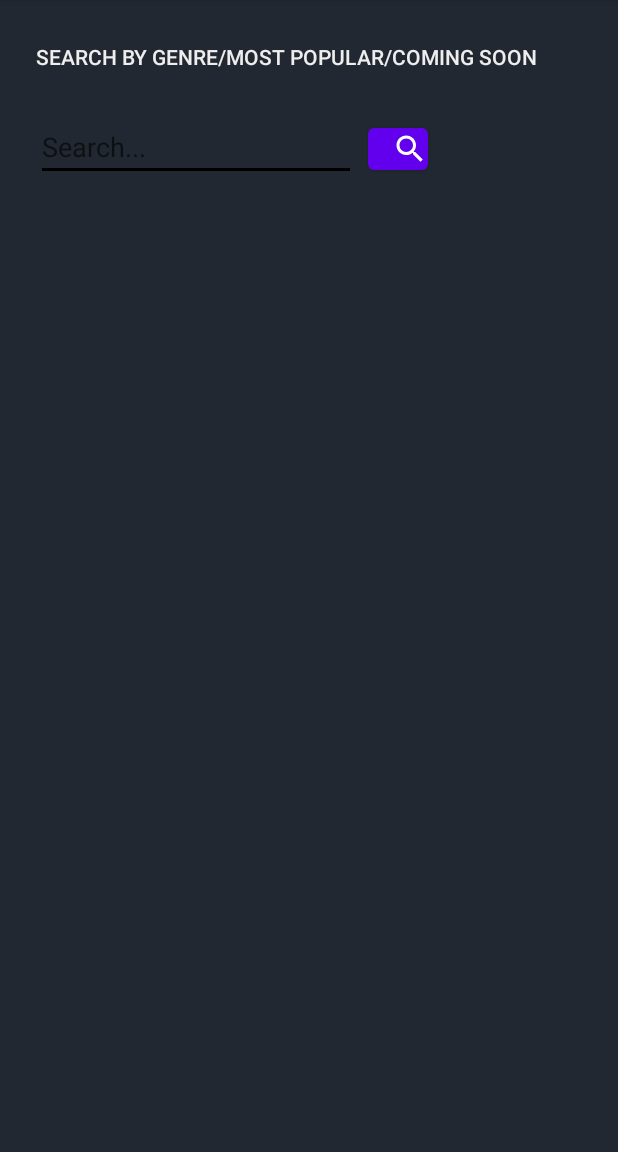
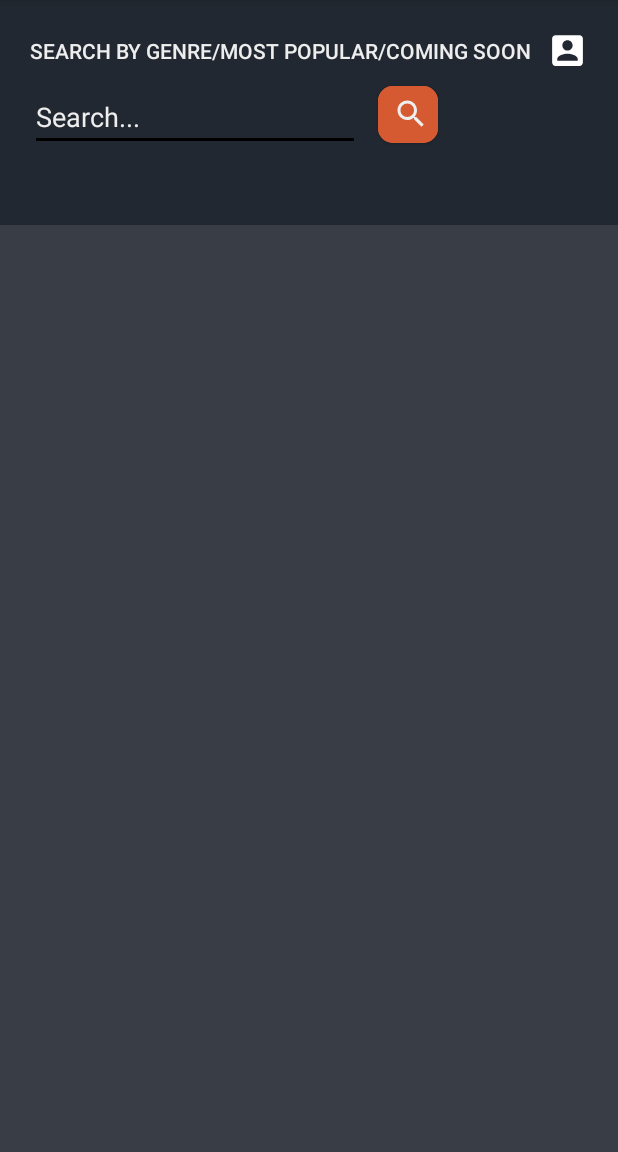
Before and after one commit to DenverNoveda/MOBDEVE-MC02, an Android app: the ResultsActivity screen opened directly, with no data from a screen before it, on a phone screen of 412 x 824 dp, the part 84-1236 px from its top. Run offline under Robolectric (Android 15) with nearby library versions, the phone set to English and light mode, and no system bars.

Commit message:
Added UI to resultsActivity

```diff
--- a/app/build.gradle
+++ b/app/build.gradle
@@ -34,6 +34,7 @@ dependencies {
     implementation 'com.google.android.material:material:1.3.0'
     implementation 'androidx.constraintlayout:constraintlayout:2.0.4'
     implementation 'com.google.android.material:material:1.2.0-alpha04'
+    implementation 'androidx.gridlayout:gridlayout:1.0.0'
     testImplementation 'junit:junit:4.+'
     androidTestImplementation 'androidx.test.ext:junit:1.1.2'
     androidTestImplementation 'androidx.test.espresso:espresso-core:3.3.0'
--- a/app/src/main/java/com/mobdeve/s13_demesa_noveda/mobdeve_mc02/Review.java
+++ b/app/src/main/java/com/mobdeve/s13_demesa_noveda/mobdeve_mc02/Review.java
@@ -7,4 +7,5 @@ public class Review {
     private String reviewContent;
     private Date reviewPublished;
     private User reviewAuthor;
+    private int reviewLikes;
 }
--- a/app/src/main/res/layout/activity_movie_info.xml
+++ b/app/src/main/res/layout/activity_movie_info.xml
@@ -15,14 +15,15 @@
         <LinearLayout
             android:layout_width="match_parent"
             android:layout_height="wrap_content"
-            android:orientation="vertical">
+            android:orientation="vertical"
+            android:paddingBottom="20dp">
 
             <ImageView
                 android:id="@+id/iv_movieInfoMain"
                 android:layout_width="200dp"
                 android:layout_height="300dp"
+                android:layout_gravity="center_horizontal"
                 android:layout_marginTop="30dp"
-                android:layout_gravity="center_horizontal"
                 app:srcCompat="@android:drawable/ic_menu_gallery" />
 
             <TextView
@@ -40,19 +41,19 @@
                 android:id="@+id/tv_movieInfoCast"
                 android:layout_width="370dp"
                 android:layout_height="wrap_content"
+                android:layout_marginStart="20dp"
                 android:layout_marginTop="20dp"
                 android:fontFamily="sans-serif-condensed-light"
                 android:text="Person1 | Person 2 | Person3 | Person 4 | Person 5"
                 android:textColor="#eeeeee"
-                android:textSize="15sp"
-                android:layout_marginStart="20dp"/>
+                android:textSize="15sp" />
 
             <TextView
                 android:id="@+id/tv_movieInfoSummary"
                 android:layout_width="wrap_content"
                 android:layout_height="wrap_content"
+                android:layout_marginStart="20dp"
                 android:layout_marginTop="20dp"
-                android:layout_marginStart="20dp"
                 android:fontFamily="sans-serif-condensed-medium"
                 android:text="SUMMARY"
                 android:textColor="#eeeeee"
@@ -96,10 +97,11 @@
                 android:id="@+id/movieInfo_RecommendRv"
                 android:layout_width="370dp"
                 android:layout_height="200dp"
-                android:scrollbars="horizontal"
                 android:layout_gravity="center_horizontal"
                 android:layout_marginTop="10dp"
-                android:layout_marginBottom="20dp" />
+                android:layout_marginBottom="20dp"
+                android:scrollbars="horizontal" />
+
             <TextView
                 android:id="@+id/textView10"
                 android:layout_width="wrap_content"
@@ -115,10 +117,10 @@
                 android:id="@+id/movieInfo_ReviewRv"
                 android:layout_width="370dp"
                 android:layout_height="200dp"
-                android:scrollbars="horizontal"
                 android:layout_gravity="center_horizontal"
                 android:layout_marginTop="10dp"
-                android:layout_marginBottom="20dp" />
+                android:layout_marginBottom="20dp"
+                android:scrollbars="horizontal" />
 
             <Button
                 android:id="@+id/btn_movieInfoReview"
--- a/app/src/main/res/layout/activity_results.xml
+++ b/app/src/main/res/layout/activity_results.xml
@@ -4,15 +4,33 @@
     xmlns:tools="http://schemas.android.com/tools"
     android:layout_width="match_parent"
     android:layout_height="match_parent"
+    android:background="#393e46"
+    tools:context=".ResultsActivity">
+
+    <androidx.constraintlayout.widget.ConstraintLayout
+        android:id="@+id/results_searhBarConstraintLayout"
+        android:layout_width="match_parent"
+        android:layout_height="150dp"
         android:background="#222831"
-    tools:context=".ResultsActivity">
+        app:layout_constraintStart_toStartOf="parent"
+        app:layout_constraintTop_toTopOf="parent">
+
+        <ImageView
+            android:id="@+id/iv_resultsGoToProfile"
+            android:layout_width="27dp"
+            android:layout_height="27dp"
+            android:layout_marginTop="20dp"
+            android:layout_marginEnd="20dp"
+            app:layout_constraintEnd_toEndOf="parent"
+            app:layout_constraintTop_toTopOf="parent"
+            app:srcCompat="@drawable/accountbox_icon" />
 
         <TextView
             android:id="@+id/tv_resultsSearch"
             android:layout_width="wrap_content"
             android:layout_height="wrap_content"
-        android:layout_marginStart="24dp"
-        android:layout_marginTop="28dp"
+            android:layout_marginStart="20dp"
+            android:layout_marginTop="24dp"
             android:fontFamily="sans-serif-medium"
             android:text="SEARCH BY GENRE/MOST POPULAR/COMING SOON"
             android:textColor="#eeeeee"
@@ -21,33 +39,44 @@
 
         <EditText
             android:id="@+id/et_resultsSearchParam"
-        android:layout_width="wrap_content"
+            android:layout_width="220dp"
             android:layout_height="wrap_content"
-        android:layout_marginStart="24dp"
-        android:layout_marginTop="28dp"
-        android:backgroundTint="#EEEEEE"
+            android:layout_marginStart="20dp"
+            android:layout_marginTop="12dp"
             android:backgroundTintMode="multiply"
             android:ems="10"
             android:hint="Search..."
             android:inputType="textPersonName"
+            android:textColor="#eeeeee"
+            android:textColorHint="#eeeeee"
             app:layout_constraintStart_toStartOf="parent"
             app:layout_constraintTop_toBottomOf="@+id/tv_resultsSearch" />
 
         <Button
             android:id="@+id/btn_resultsSearch"
             android:layout_width="40sp"
-        android:layout_height="40sp"
-        android:layout_marginStart="8dp"
-        android:layout_marginTop="4dp"
+            android:layout_height="50sp"
+            android:layout_marginStart="12dp"
+            android:layout_marginTop="8dp"
+            android:backgroundTint="#d65a31"
+            android:paddingLeft="10dp"
+            android:paddingRight="16dp"
+            android:textSize="12sp"
+            app:cornerRadius="10dp"
             app:icon="@drawable/search_icon"
+            app:iconTint="#eeeeee"
             app:layout_constraintStart_toEndOf="@+id/et_resultsSearchParam"
-        app:layout_constraintTop_toTopOf="@+id/et_resultsSearchParam" />
+            app:layout_constraintTop_toBottomOf="@+id/tv_resultsSearch"
+            app:strokeColor="#FFFFFF" />
+
+    </androidx.constraintlayout.widget.ConstraintLayout>
 
     <androidx.recyclerview.widget.RecyclerView
-        android:layout_width="370dp"
-        android:layout_height="550dp"
-        android:layout_marginStart="20dp"
-        android:layout_marginTop="60dp"
+        android:id="@+id/results_SearchResultRv"
+        android:layout_width="match_parent"
+        android:layout_height="match_parent"
+        android:layout_marginTop="152dp"
         app:layout_constraintStart_toStartOf="parent"
-        app:layout_constraintTop_toBottomOf="@+id/et_resultsSearchParam" />
+        app:layout_constraintTop_toTopOf="parent" />
+
 </androidx.constraintlayout.widget.ConstraintLayout>
--- a/app/src/main/res/layout/movie_list_item.xml
+++ b/app/src/main/res/layout/movie_list_item.xml
@@ -6,7 +6,7 @@
     android:layout_width="120dp"
     android:layout_height="160dp"
     android:alwaysDrawnWithCache="false"
-    android:background="#393e46">
+    android:background="#222831">
 
     <ImageView
         android:id="@+id/iv_listItemPoster"
@@ -15,7 +15,8 @@
         android:layout_marginStart="10dp"
         android:layout_marginTop="10dp"
         app:layout_constraintStart_toStartOf="parent"
-        app:layout_constraintTop_toTopOf="parent" />
+        app:layout_constraintTop_toTopOf="parent"
+        app:srcCompat="@android:drawable/ic_menu_gallery" />
 
     <TextView
         android:id="@+id/tv_listItemName"
```
Lines whose indentation alone changed are shown as unchanged.
